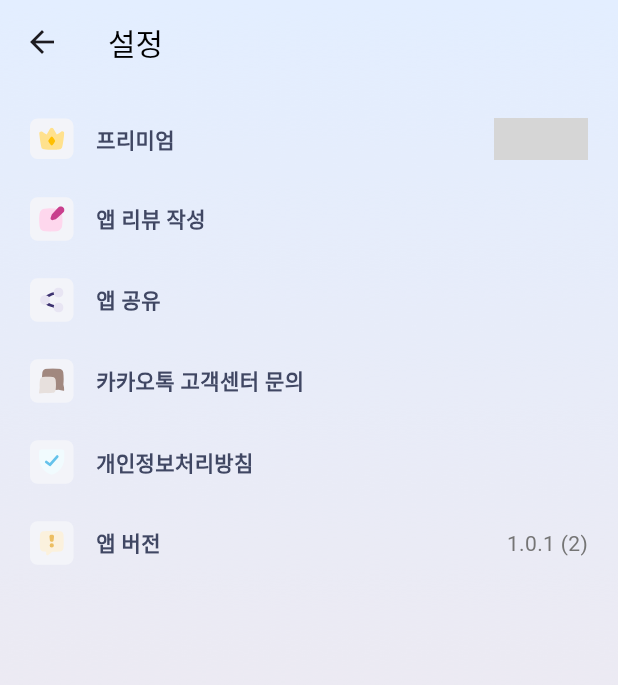
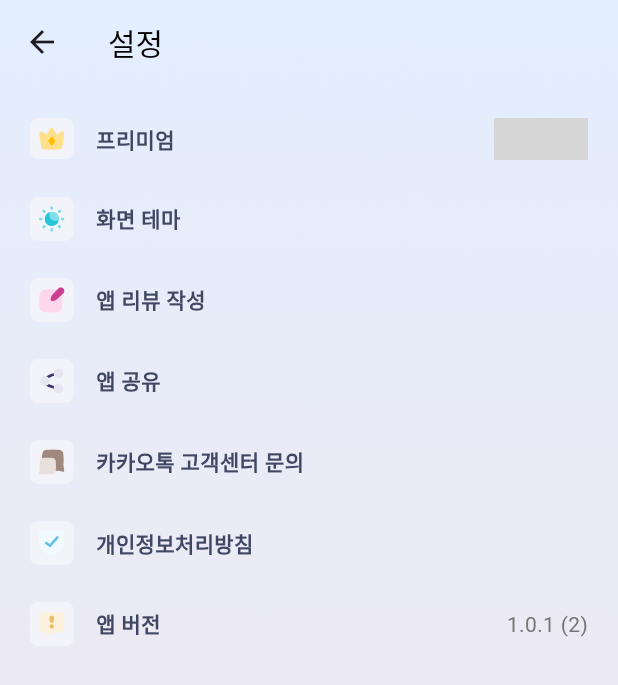
Before and after one commit to kthdd1234/todo-planner-project, a Flutter app: the SettingPage screen opened directly, after a tap on "앱 공유", on a phone screen of 412 x 824 dp. Shown: the top 685 px of the screen. Run offline on Flutter 3.47's test engine with Material 3 defaults, Android fonts, the phone set to English and light mode, and no system bars; our stand-ins replace carousel_slider, easy_localization, flutter_dotenv, flutter_speed_dial, flutter_svg, fluttertoast and 13 more; missing offline and left inert: app_tracking_transparency, dart:ffi, home_widget, multi_value_listenable_builder, purchases_flutter; accounts and stored records are empty; Roboto replaces fonts that are missing (IM_Hyemin); statements that could not run were skipped; grey boxes are pictures that could not be loaded.

Commit message:
화면 테마 기능 준비

```diff
--- a/lib/common/CommonBackground.dart
+++ b/lib/common/CommonBackground.dart
@@ -14,6 +14,7 @@
 
   @override
   Widget build(BuildContext context) {
+    //
     return Container(
       height: height ?? MediaQuery.of(context).size.height,
       decoration: BoxDecoration(
--- a/lib/main.dart
+++ b/lib/main.dart
@@ -16,6 +16,7 @@
 import 'package:project/provider/PremiumProvider.dart';
 import 'package:project/provider/bottomTabIndexProvider.dart';
 import 'package:project/provider/selectedDateTimeProvider.dart';
+import 'package:project/provider/themeProvider.dart';
 import 'package:project/provider/titleDateTimeProvider.dart';
 import 'package:project/repositories/init_hive.dart';
 import 'package:project/repositories/user_repository.dart';
@@ -45,7 +46,8 @@
         ChangeNotifierProvider(create: (context) => BottomTabIndexProvider()),
         ChangeNotifierProvider(create: (context) => SelectedDateTimeProvider()),
         ChangeNotifierProvider(create: (context) => TitleDateTimeProvider()),
-        ChangeNotifierProvider(create: (context) => PremiumProvider())
+        ChangeNotifierProvider(create: (context) => PremiumProvider()),
+        ChangeNotifierProvider(create: (context) => ThemeProvider()),
       ],
       child: EasyLocalization(
         supportedLocales: const [Locale('ko'), Locale('en'), Locale('ja')],
--- a/lib/model/user_box/user_box.dart
+++ b/lib/model/user_box/user_box.dart
@@ -17,6 +17,7 @@
     this.language,
     this.fontFamily,
     this.googleDriveInfo,
+    this.theme,
   });
 
   @HiveField(0)
@@ -52,8 +53,11 @@
   @HiveField(10)
   Map<String, dynamic> memoTitleInfo;
 
+  @HiveField(11)
+  String? theme;
+
   @override
   String toString() {
-    return '{id: $id, createDateTime: $createDateTime, alarmInfo: $alarmInfo, passwords: $passwords, calendarFormat: $calendarFormat, calendarMaker: $calendarMaker, language: $language, fontFamily: $fontFamily, googleDriveInfo: $googleDriveInfo, taskTitleInfo: $taskTitleInfo, memoTitleInfo: $memoTitleInfo}';
+    return '{id: $id, createDateTime: $createDateTime, alarmInfo: $alarmInfo, passwords: $passwords, calendarFormat: $calendarFormat, calendarMaker: $calendarMaker, language: $language, fontFamily: $fontFamily, googleDriveInfo: $googleDriveInfo, taskTitleInfo: $taskTitleInfo, memoTitleInfo: $memoTitleInfo, theme: $theme}';
   }
 }
--- a/lib/page/SettingPage.dart
+++ b/lib/page/SettingPage.dart
@@ -4,6 +4,8 @@
 import 'package:flutter_dotenv/flutter_dotenv.dart';
 import 'package:in_app_review/in_app_review.dart';
 import 'package:project/common/CommonBackground.dart';
+import 'package:project/common/CommonContainer.dart';
+import 'package:project/common/CommonModalSheet.dart';
 import 'package:project/common/CommonNull.dart';
 import 'package:project/common/CommonScaffold.dart';
 import 'package:project/common/CommonSpace.dart';
@@ -17,6 +19,8 @@
 import 'package:project/util/final.dart';
 import 'package:project/util/func.dart';
 import 'package:project/widget/button/ImageButton.dart';
+import 'package:project/widget/button/ModalButton.dart';
+import 'package:project/widget/modalSheet/ThemeModalSheet.dart';
 import 'package:provider/provider.dart';
 import 'package:share_plus/share_plus.dart';
 import 'package:url_launcher/url_launcher.dart';
@@ -51,6 +55,13 @@
     movePage(context: context, page: const PremiumPage());
   }
 
+  onTheme() {
+    showModalBottomSheet(
+      context: context,
+      builder: (context) => const ThemeModalSheet(),
+    );
+  }
+
   onPrivate() async {
     Uri url = Uri(
       scheme: 'https',
@@ -74,12 +85,9 @@
   }
 
   onShare() {
-    String? appStoreLink = dotenv.env['APP_STORE_LINK'];
-    String? playStoreLink = dotenv.env['PLAY_STORE_LINK'];
-
     Platform.isIOS
-        ? Share.share(appStoreLink!, subject: '투두 플래너')
-        : Share.share(playStoreLink!, subject: '투두 플래너');
+        ? Share.share(APP_STORE_LINK, subject: '투두 플래너')
+        : Share.share('', subject: '투두 플래너');
   }
 
   onInquire() async {
@@ -128,6 +136,11 @@
                 fontSize: 12,
                 onTap: onPremium,
               ),
+      ),
+      SettingItemClass(
+        name: '화면 테마',
+        svg: 'theme',
+        onTap: onTheme,
       ),
       SettingItemClass(
         name: '앱 리뷰 작성',
--- a/lib/page/introPage.dart
+++ b/lib/page/introPage.dart
@@ -46,6 +46,7 @@
         fontFamily: fontFamily,
         taskTitleInfo: taskTitleInfo,
         memoTitleInfo: memoTitleInfo,
+        theme: 'light',
       ),
     );
 
--- a/lib/util/constants.dart
+++ b/lib/util/constants.dart
@@ -1,3 +1,5 @@
+// ignore_for_file: constant_identifier_names
+
 import 'package:flutter/material.dart';
 import 'package:project/util/final.dart';
 
@@ -73,3 +75,10 @@
 
 /// entitlementIdentifier
 const entitlementIdentifier = 'premium';
+
+/// APP_STORE_LINK
+const APP_STORE_LINK =
+    "https://apps.apple.com/app/%ED%88%AC%EB%91%90-%ED%94%8C%EB%9E%98%EB%84%88-todo-planner/id6504663551";
+
+///
+const PLAY_STORE_LINK = "";
--- a/lib/util/final.dart
+++ b/lib/util/final.dart
@@ -121,10 +121,10 @@
   colorName: '민트색',
   original: Colors.cyan,
   s50: Colors.cyan.shade50,
-  s100: Colors.cyan.shade100,
-  s200: Colors.cyan.shade200,
+  s100: Colors.cyan.shade100, // 178, 235, 242
+  s200: Colors.cyan.shade200, // 128, 222, 234
   s300: Colors.cyan.shade300,
-  s400: Colors.cyan.shade400,
+  s400: Colors.cyan.shade400, // 38, 198, 218
 ); //
 
 final ember = ColorClass(
--- a/pubspec.yaml
+++ b/pubspec.yaml
@@ -131,6 +131,9 @@
     - assets/svg/premium-photos.svg
     - assets/svg/todo-planner-app-icon.svg
     - assets/svg/inquire.svg
+    - assets/svg/theme.svg
+    - assets/svg/light.svg
+    - assets/svg/dark.svg
 
   # An image asset can refer to one or more resolution-specific "variants", see
   # https://flutter.dev/assets-and-images/#resolution-aware
```
Also changed, not shown: lib/page/homePage.dart (+28 -7 lines), lib/provider/themeProvider.dart (added, +14 -0 lines), lib/widget/button/ModalButton.dart (+6 -1 lines), lib/widget/modalSheet/ThemeModalSheet.dart (added, +59 -0 lines), assets/svg/dark.svg (added), assets/svg/light.svg (added), assets/svg/theme.svg (added), lib/model/user_box/user_box.g.dart, 1 other file.
